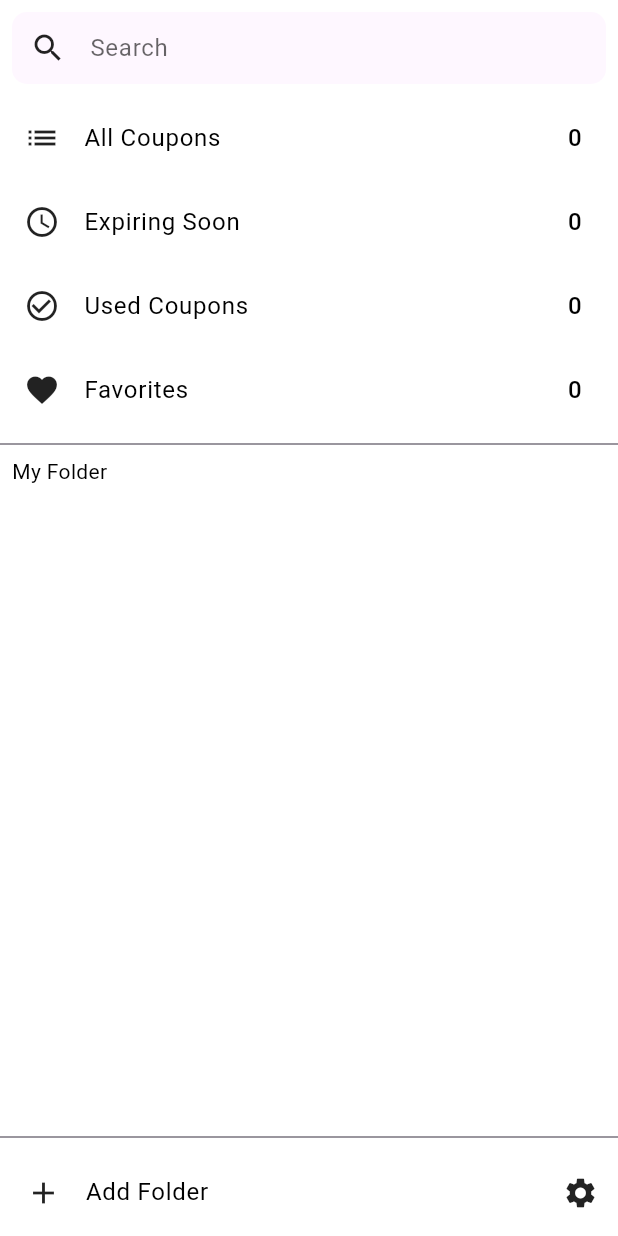
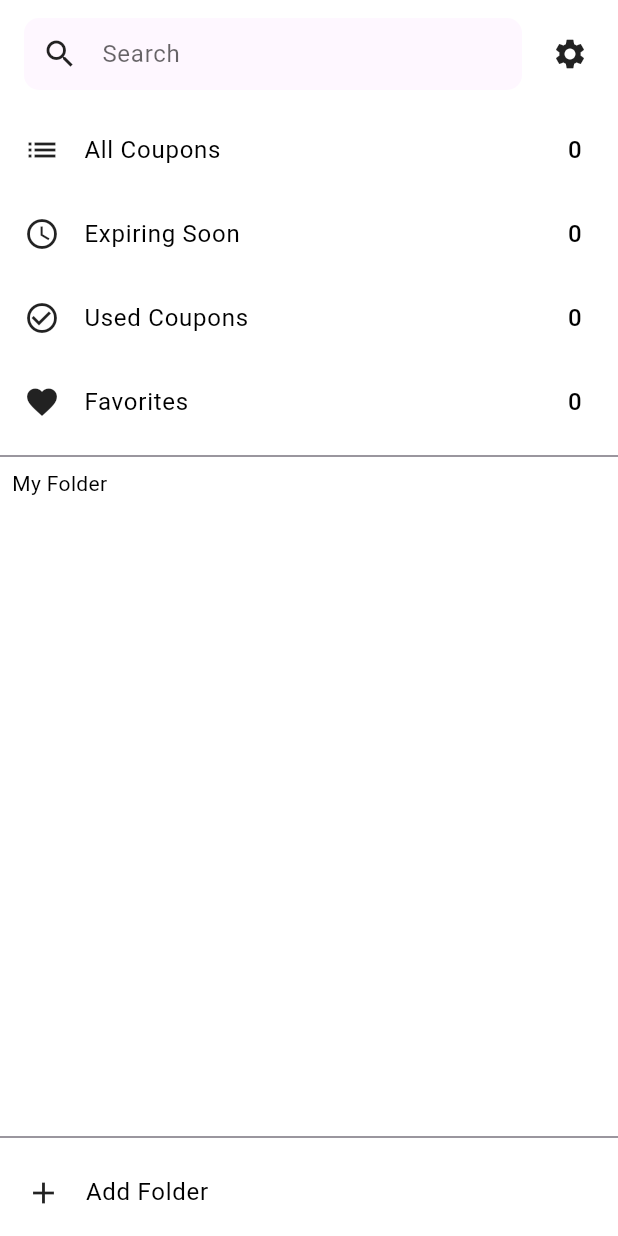
Before and after one commit to hyperbora/coupon-place, a Flutter app: the screen it shows after launch, on a phone screen of 412 x 824 dp. Run offline on Flutter 3.47's test engine with Material 3 defaults, Android fonts, the phone set to English and light mode, and no system bars; our stand-ins replace drift; accounts and stored records are empty; generated files the repository leaves out were written again; statements that could not run were skipped.

Commit message:
fix: 설정 버튼 좌측 상단으로 이동

```diff
--- a/lib/pages/navigation_page.dart
+++ b/lib/pages/navigation_page.dart
@@ -128,15 +128,27 @@ class _NavigationPageState extends State<NavigationPage> {
                     },
                   ),
                 ),
-                IconButton(
-                  onPressed: () {
-                    // 설정 화면으로 이동하는 로직
-                  },
-                  icon: Icon(Icons.settings,
-                      color: Theme.of(context).iconTheme.color),
-                ),
               ],
             ),
+          ),
+        ],
+      ),
+    );
+  }
+
+  Widget _topBar() {
+    return Padding(
+      padding: const EdgeInsets.symmetric(horizontal: 8.0, vertical: 4.0),
+      child: Row(
+        mainAxisAlignment: MainAxisAlignment.spaceBetween,
+        children: [
+          Expanded(child: _searchField()),
+          IconButton(
+            icon: Icon(
+              Icons.settings,
+              color: Theme.of(context).iconTheme.color,
+            ),
+            onPressed: () {},
           ),
         ],
       ),
@@ -148,7 +160,7 @@ class _NavigationPageState extends State<NavigationPage> {
       color: Theme.of(context).scaffoldBackgroundColor,
       child: Column(
         children: [
-          _searchField(),
+          _topBar(),
           _menuList(),
           _bottomMenu(),
         ],
```
